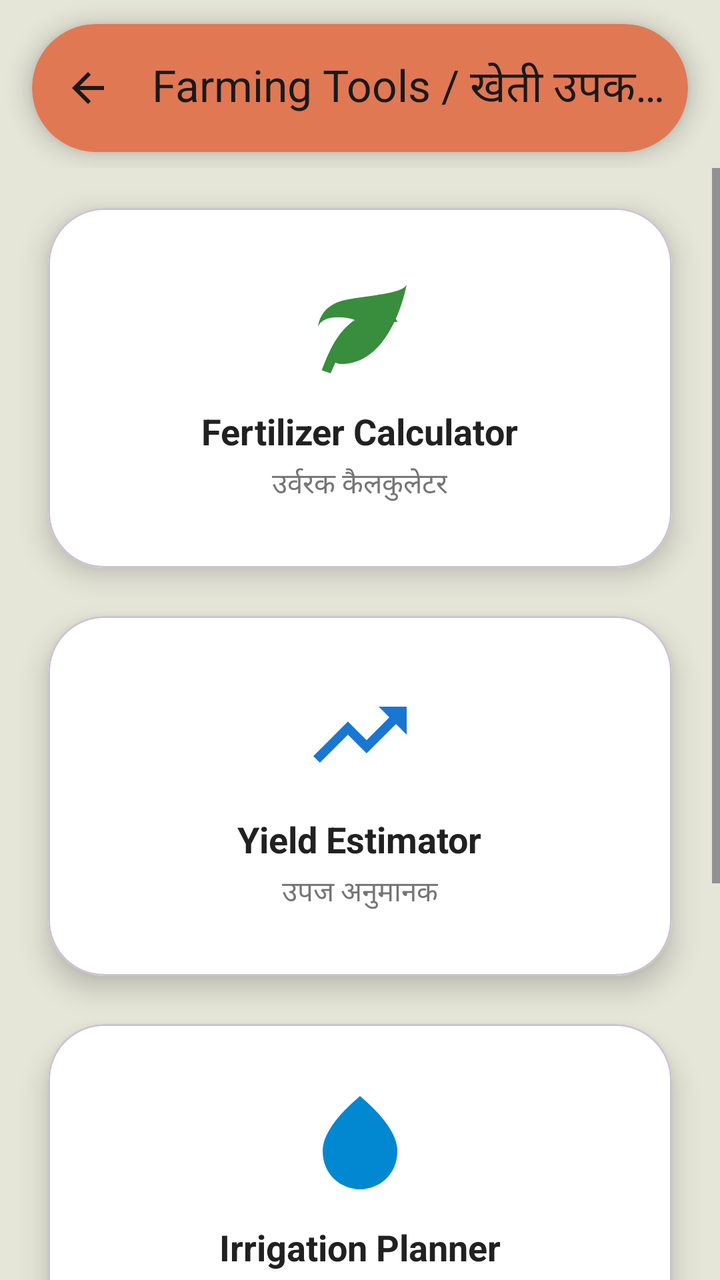
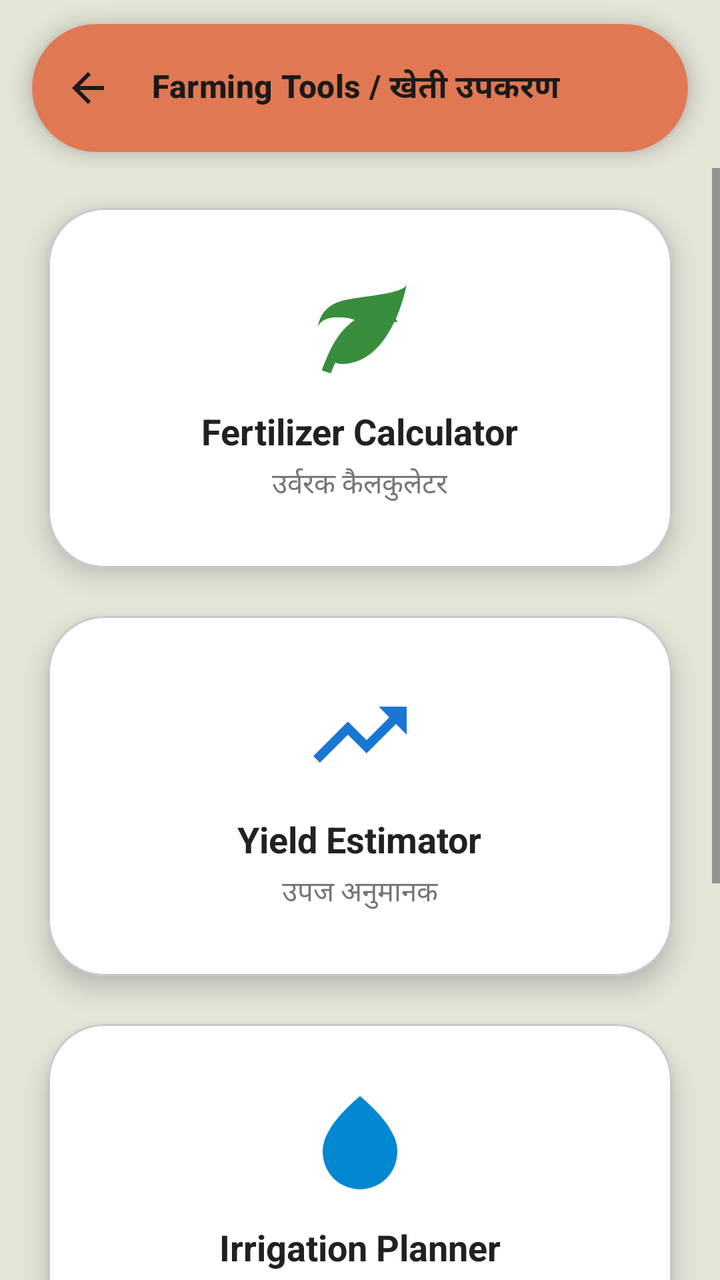

Compare the two renders of this Android layout. The source of the first and the diff that turns it into the second are given below.
<!-- AndroidManifest.xml: application theme Theme.Jai_Kisan -->
<!-- res/layout/activity_farming_tools.xml -->
<?xml version="1.0" encoding="utf-8"?>
<LinearLayout
    xmlns:android="http://schemas.android.com/apk/res/android"
    xmlns:app="http://schemas.android.com/apk/res-auto"
    android:layout_width="match_parent"
    android:layout_height="match_parent"
    android:orientation="vertical"
    android:background="#E5E5D8"
    android:fitsSystemWindows="true">

    <com.google.android.material.appbar.AppBarLayout
        android:layout_width="match_parent"
        android:layout_height="wrap_content"
        android:background="@android:color/transparent"
        app:elevation="0dp">

        <com.google.android.material.card.MaterialCardView
            android:layout_width="match_parent"
            android:layout_height="wrap_content"
            android:layout_marginStart="16dp"
            android:layout_marginEnd="16dp"
            android:layout_marginTop="12dp"
            android:layout_marginBottom="8dp"
            app:cardCornerRadius="32dp"
            app:cardElevation="6dp"
            app:cardMaxElevation="6dp"
            app:cardUseCompatPadding="false"
            app:strokeWidth="0dp"
            app:cardBackgroundColor="#E07854">

            <com.google.android.material.appbar.MaterialToolbar
                android:id="@+id/toolbar"
                android:layout_width="match_parent"
                android:layout_height="?attr/actionBarSize"
                app:title="Farming Tools / खेती उपकरण"
                app:titleTextColor="#1A1A1A"
                app:navigationIcon="@drawable/ic_arrow_back_24"
                app:navigationIconTint="#1A1A1A" />

        </com.google.android.material.card.MaterialCardView>

    </com.google.android.material.appbar.AppBarLayout>

    <ScrollView
        android:layout_width="match_parent"
        android:layout_height="0dp"
        android:layout_weight="1"
        android:fillViewport="true"
        android:clipToPadding="false">

        <LinearLayout
            android:layout_width="match_parent"
            android:layout_height="wrap_content"
            android:orientation="vertical"
            android:padding="20dp"
            android:clipToPadding="false"
            android:clipChildren="false">

            <com.google.android.material.card.MaterialCardView
                android:id="@+id/card_fertilizer"
                android:layout_width="match_parent"
                android:layout_height="180dp"
                android:layout_marginBottom="24dp"
                android:layout_marginHorizontal="4dp"
                android:clickable="true"
                android:focusable="true"
                app:cardBackgroundColor="#FFFFFF"
                app:cardCornerRadius="28dp"
                app:cardElevation="8dp"
                app:cardMaxElevation="8dp"
                app:cardUseCompatPadding="false"
                app:rippleColor="?attr/colorControlHighlight">

                <LinearLayout
                    android:layout_width="match_parent"
                    android:layout_height="match_parent"
                    android:orientation="vertical"
                    android:gravity="center">

                    <ImageView
                        android:layout_width="56dp"
                        android:layout_height="56dp"
                        android:src="@drawable/ic_sprout"
                        app:tint="#388E3C"
                        android:contentDescription="Fertilizer Calculator" />

                    <TextView
                        android:layout_width="wrap_content"
                        android:layout_height="wrap_content"
                        android:text="Fertilizer Calculator"
                        android:textSize="18sp"
                        android:textStyle="bold"
                        android:textColor="#212121"
                        android:layout_marginTop="12dp" />

                    <TextView
                        android:id="@+id/tv_sub_fertilizer"
                        android:layout_width="wrap_content"
                        android:layout_height="wrap_content"
                        android:text="उर्वरक कैलकुलेटर"
                        android:textSize="14sp"
                        android:textColor="#757575"
                        android:layout_marginTop="4dp" />
                </LinearLayout>
            </com.google.android.material.card.MaterialCardView>

            <com.google.android.material.card.MaterialCardView
                android:id="@+id/card_yield"
                android:layout_width="match_parent"
                android:layout_height="180dp"
                android:layout_marginBottom="24dp"
                android:layout_marginHorizontal="4dp"
                android:clickable="true"
                android:focusable="true"
                app:cardBackgroundColor="#FFFFFF"
                app:cardCornerRadius="28dp"
                app:cardElevation="8dp"
                app:cardMaxElevation="8dp"
                app:cardUseCompatPadding="false"
                app:rippleColor="?attr/colorControlHighlight">

                <LinearLayout
                    android:layout_width="match_parent"
                    android:layout_height="match_parent"
                    android:orientation="vertical"
                    android:gravity="center">

                    <ImageView
                        android:layout_width="56dp"
                        android:layout_height="56dp"
                        android:src="@drawable/ic_trending_up"
                        app:tint="#1976D2"
                        android:contentDescription="Yield Estimator" />

                    <TextView
                        android:layout_width="wrap_content"
                        android:layout_height="wrap_content"
                        android:text="Yield Estimator"
                        android:textSize="18sp"
                        android:textStyle="bold"
                        android:textColor="#212121"
                        android:layout_marginTop="12dp" />

                    <TextView
                        android:id="@+id/tv_sub_yield"
                        android:layout_width="wrap_content"
                        android:layout_height="wrap_content"
                        android:text="उपज अनुमानक"
                        android:textSize="14sp"
                        android:textColor="#757575"
                        android:layout_marginTop="4dp" />
                </LinearLayout>
            </com.google.android.material.card.MaterialCardView>

            <com.google.android.material.card.MaterialCardView
                android:id="@+id/card_irrigation"
                android:layout_width="match_parent"
                android:layout_height="180dp"
                android:layout_marginBottom="24dp"
                android:layout_marginHorizontal="4dp"
                android:clickable="true"
                android:focusable="true"
                app:cardBackgroundColor="#FFFFFF"
                app:cardCornerRadius="28dp"
                app:cardElevation="8dp"
                app:cardMaxElevation="8dp"
                app:cardUseCompatPadding="false"
                app:rippleColor="?attr/colorControlHighlight">

                <LinearLayout
                    android:layout_width="match_parent"
                    android:layout_height="match_parent"
                    android:orientation="vertical"
                    android:gravity="center">

                    <ImageView
                        android:layout_width="56dp"
                        android:layout_height="56dp"
                        android:src="@drawable/ic_water_drop"
                        app:tint="#0288D1"
                        android:contentDescription="Irrigation Planner" />

                    <TextView
                        android:layout_width="wrap_content"
                        android:layout_height="wrap_content"
                        android:text="Irrigation Planner"
                        android:textSize="18sp"
                        android:textStyle="bold"
                        android:textColor="#212121"
                        android:layout_marginTop="12dp" />

                    <TextView
                        android:id="@+id/tv_sub_irrigation"
                        android:layout_width="wrap_content"
                        android:layout_height="wrap_content"
                        android:text="सिंचाई योजनाकार"
                        android:textSize="14sp"
                        android:textColor="#757575"
                        android:layout_marginTop="4dp" />
                </LinearLayout>
            </com.google.android.material.card.MaterialCardView>

            <com.google.android.material.card.MaterialCardView
                android:id="@+id/card_cost"
                android:layout_width="match_parent"
                android:layout_height="180dp"
                android:layout_marginBottom="32dp"
                android:layout_marginHorizontal="4dp"
                android:clickable="true"
                android:focusable="true"
                app:cardBackgroundColor="#FFFFFF"
                app:cardCornerRadius="28dp"
                app:cardElevation="8dp"
                app:cardMaxElevation="8dp"
                app:cardUseCompatPadding="false"
                app:rippleColor="?attr/colorControlHighlight">

                <LinearLayout
                    android:layout_width="match_parent"
                    android:layout_height="match_parent"
                    android:orientation="vertical"
                    android:gravity="center">

                    <ImageView
                        android:layout_width="56dp"
                        android:layout_height="56dp"
                        android:src="@drawable/ic_calculate"
                        app:tint="#E64A19"
                        android:contentDescription="Cost Calculator" />

                    <TextView
                        android:layout_width="wrap_content"
                        android:layout_height="wrap_content"
                        android:text="Cost Calculator"
                        android:textSize="18sp"
                        android:textStyle="bold"
                        android:textColor="#212121"
                        android:layout_marginTop="12dp" />

                    <TextView
                        android:id="@+id/tv_sub_cost"
                        android:layout_width="wrap_content"
                        android:layout_height="wrap_content"
                        android:text="लागत कैलकुलेटर"
                        android:textSize="14sp"
                        android:textColor="#757575"
                        android:layout_marginTop="4dp" />
                </LinearLayout>
            </com.google.android.material.card.MaterialCardView>

        </LinearLayout>
    </ScrollView>

</LinearLayout>
<!-- resources referenced by this layout -->
<resources>
  <!-- drawable ic_arrow_back_24 (drawable) -->
  <vector xmlns:android="http://schemas.android.com/apk/res/android" android:autoMirrored="true" android:height="24dp" android:tint="#000000" android:viewportHeight="960" android:viewportWidth="960" android:width="24dp">
        
      <path android:fillColor="@android:color/white" android:pathData="M313,520L537,744L480,800L160,480L480,160L537,216L313,440L800,440L800,520L313,520Z"/>
      
  </vector>
  <!-- drawable ic_calculate (drawable) -->
  <vector xmlns:android="http://schemas.android.com/apk/res/android"
      android:width="56dp"
      android:height="56dp"
      android:viewportWidth="24"
      android:viewportHeight="24"
      android:tint="#E64A19">
      
      <path
          android:fillColor="@android:color/white"
          android:pathData="M19,3L5,3c-1.1,0 -2,0.9 -2,2v14c0,1.1 0.9,2 2,2h14c1.1,0 2,-0.9 2,-2L21,5c0,-1.1 -0.9,-2 -2,-2zM13,8h-2L11,6h2v2zM11,10h2v2h-2v-2zM7,6h2v2L7,8L7,6zM7,10h2v2L7,12v-2zM9,18L7,18v-2h2v2zM9,16L7,16v-2h2v2zM13,18h-2v-2h2v2zM13,16h-2v-2h2v2zM17,18h-2v-6h2v6zM17,10h-2V8h2v2z"/>
  </vector>
  <!-- drawable ic_sprout (drawable) -->
  <vector xmlns:android="http://schemas.android.com/apk/res/android"
      android:width="56dp"
      android:height="56dp"
      android:viewportWidth="24"
      android:viewportHeight="24"
      android:tint="#388E3C">
      <path
          android:fillColor="@android:color/white"
          android:pathData="M17,8C8,10 5.9,16.17 3.82,21.34L5.71,22l1,-2.3A4.49,4.49 0,0 0,8 20C19,20 22,3 22,3 21,5 14,5.25 9,6.25 5.23,7 3.39,9.24 3,12c.5,-1.25 2,-2 4,-2C11,10 13.5,11 13,15h2c1,-4 4,-4 5,-4C20,11 20,10 17,8Z"/>
  </vector>
  <!-- drawable ic_trending_up (drawable) -->
  <vector xmlns:android="http://schemas.android.com/apk/res/android"
      android:width="56dp"
      android:height="56dp"
      android:viewportWidth="24"
      android:viewportHeight="24"
      android:tint="#1976D2">
      <path
          android:fillColor="@android:color/white"
          android:pathData="M16,6l2.29,2.29 -4.88,4.88 -4,-4L2,16.59 3.41,18l6,-6 4,4 6.3,-6.29L22,12V6z"/>
  </vector>
  <!-- drawable ic_water_drop (drawable) -->
  <vector xmlns:android="http://schemas.android.com/apk/res/android"
      android:width="56dp"
      android:height="56dp"
      android:viewportWidth="24"
      android:viewportHeight="24"
      android:tint="#0288D1">
      <path
          android:fillColor="@android:color/white"
          android:pathData="M12,2c-5.33,4.55 -8,8.48 -8,11.8 0,4.98 3.8,8.2 8,8.2s8,-3.22 8,-8.2c0,-3.32 -2.67,-7.25 -8,-11.8z"/>
  </vector>
  <style name="Theme.Jai_Kisan" parent="Base.Theme.Jai_Kisan" />
  <style name="Base.Theme.Jai_Kisan" parent="Theme.Material3.Light.NoActionBar">
  
          <item name="android:forceDarkAllowed" tools:targetApi="q">false</item>
  
          <item name="android:windowBackground">@color/app_background</item>
  
          <item name="android:fontFamily">@font/poppins</item>
  
          <item name="colorPrimary">@color/green</item>
          <item name="colorPrimaryVariant">@color/green</item>
          <item name="colorOnPrimary">@color/white</item>
          <item name="colorSecondary">@color/green</item>
          <item name="colorSecondaryVariant">@color/green</item>
          <item name="colorOnSecondary">@color/white</item>
  
          <item name="android:statusBarColor">?attr/colorPrimary</item>
  
      </style>
  <color name="app_background">#F9F6ED</color>
  <color name="green">#2E7D32</color>
  <color name="white">#FFFFFFFF</color>
</resources>

<!-- the commit's change to res/layout/activity_farming_tools.xml (unified diff, before → after) -->
@@ -32,6 +32,7 @@
                 android:id="@+id/toolbar"
                 android:layout_width="match_parent"
                 android:layout_height="?attr/actionBarSize"
+                app:titleTextAppearance="@style/TextAppearance.JaiKisan.ToolbarTitle"
                 app:title="Farming Tools / खेती उपकरण"
                 app:titleTextColor="#1A1A1A"
                 app:navigationIcon="@drawable/ic_arrow_back_24"
<!-- resource entries referenced after the edit -->
@@ -51,6 +51,11 @@
           android:fillColor="@android:color/white"
           android:pathData="M12,2c-5.33,4.55 -8,8.48 -8,11.8 0,4.98 3.8,8.2 8,8.2s8,-3.22 8,-8.2c0,-3.32 -2.67,-7.25 -8,-11.8z"/>
   </vector>
+  <style name="TextAppearance.JaiKisan.ToolbarTitle" parent="TextAppearance.Material3.TitleMedium">
+          <item name="android:textSize">16sp</item>
+          <item name="android:textStyle">bold</item>
+          <item name="android:textColor">#1A1A1A</item>
+      </style>
   <style name="Theme.Jai_Kisan" parent="Base.Theme.Jai_Kisan" />
   <style name="Base.Theme.Jai_Kisan" parent="Theme.Material3.Light.NoActionBar">
   
